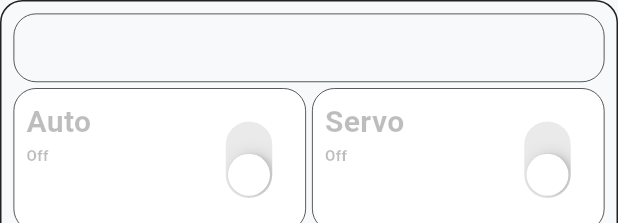
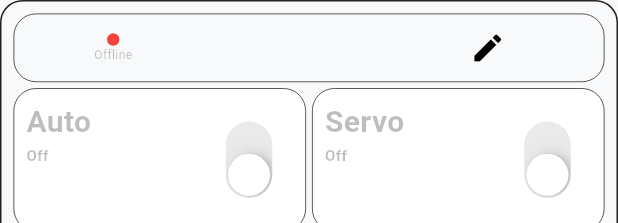
Before and after one commit to SadLife257/flutter_gfi, a Flutter app: the DeviceController widget shown alone on an empty page, opened directly with empty values, on a phone screen of 412 x 824 dp. Shown: the top 223 px of the screen. Run offline on Flutter 3.47's test engine with Material 3 defaults, Android fonts, the phone set to English and light mode, and no system bars; drawn by our look-alikes of fl_chart; our stand-ins replace awesome_notifications, cloud_firestore, connectivity_plus, firebase_auth, firebase_core, firebase_storage and 6 more; missing offline and left inert: dart:ffi, mobile_scanner; accounts and stored records are empty.

Commit message:
updated 5/8/2024

```diff
--- a/lib/layers/presentation/widgets/device/device_controller.dart
+++ b/lib/layers/presentation/widgets/device/device_controller.dart
@@ -8,7 +8,9 @@ import 'package:gfi/layers/presentation/widgets/device/device_variable_box.dart'
 
 class DeviceController extends StatelessWidget {
 
+  final bool isDeviceOnline;
   final String deviceName;
+  final Function() deviceEdit;
 
   final bool isAutoMode;
   final Function(bool) autoModeOnChanged;
@@ -28,7 +30,9 @@ class DeviceController extends StatelessWidget {
 
   DeviceController({
     super.key,
+    required this.isDeviceOnline,
     required this.deviceName,
+    required this.deviceEdit,
     required this.isAutoMode,
     required this.autoModeOnChanged,
     required this.autoModeOnTap,
@@ -69,7 +73,35 @@ class DeviceController extends StatelessWidget {
                     borderRadius: BorderRadius.circular(15),
                     border: Border.all(color: Theme.of(context).colorScheme.primary, width: borderWidth),
                   ),
-                  child: Center(child: Text(deviceName)),
+                  child: Row(
+                    mainAxisAlignment: MainAxisAlignment.spaceAround,
+                    children: [
+                      Column(
+                        mainAxisAlignment: MainAxisAlignment.center,
+                        children: [
+                          Icon(
+                            Icons.circle,
+                            color: isDeviceOnline ? Colors.green : Colors.red,
+                            size: 10,
+                          ),
+                          Text(
+                            isDeviceOnline ? 'Online' : 'Offline',
+                            style: TextStyle(
+                              fontSize: 8,
+                              color: isDeviceOnline ? Theme.of(context).colorScheme.primary : Theme.of(context).colorScheme.secondary
+                            ),
+                          ),
+                        ],
+                      ),
+                      Text(
+                          deviceName
+                      ),
+                      IconButton(
+                        onPressed: deviceEdit,
+                        icon: Icon(Icons.edit),
+                      )
+                    ],
+                  ),
                 ),
               ),
               StaggeredGridTile.count(
--- a/pubspec.yaml
+++ b/pubspec.yaml
@@ -52,6 +52,7 @@ dependencies:
   flutter_localization: ^0.2.1
   flutter_staggered_grid_view: ^0.7.0
   mobile_scanner: ^5.1.1
+  awesome_notifications: any
 
 dev_dependencies:
   flutter_test:
```
Also changed, not shown: lib/layers/data/data_source/remote/BlynkHTTPService.dart (+16 -5 lines), lib/layers/presentation/pages/room/Room.dart (+10 -13 lines), lib/main.dart (+25 -1 lines), pubspec.lock, 8 other files.
